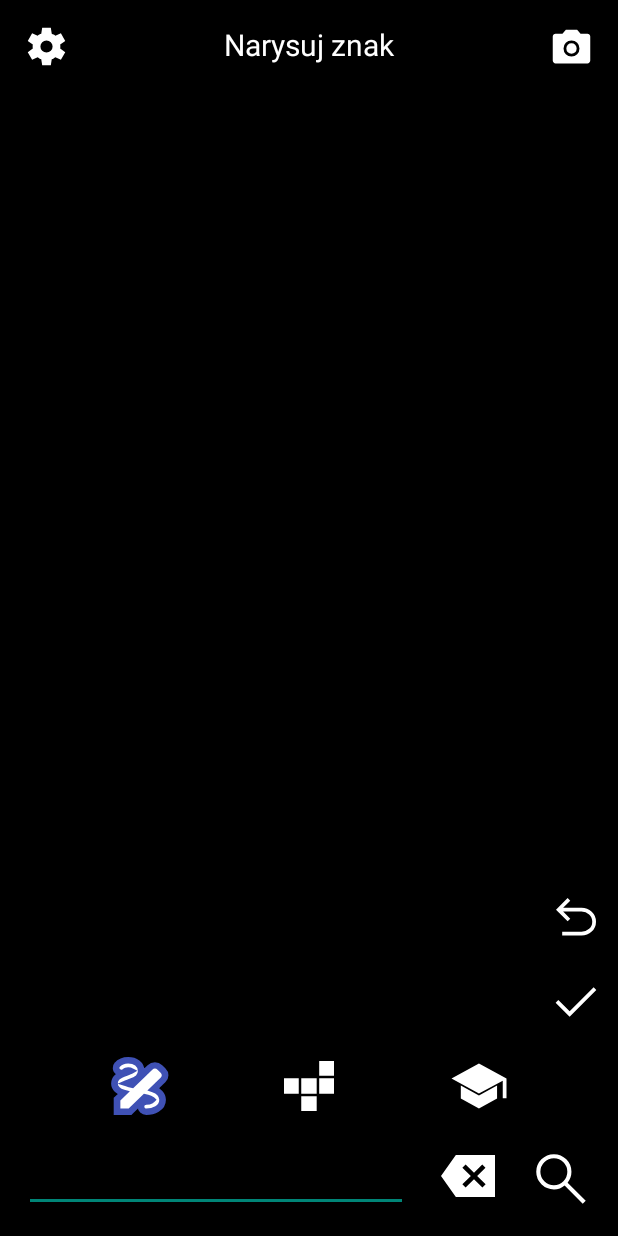
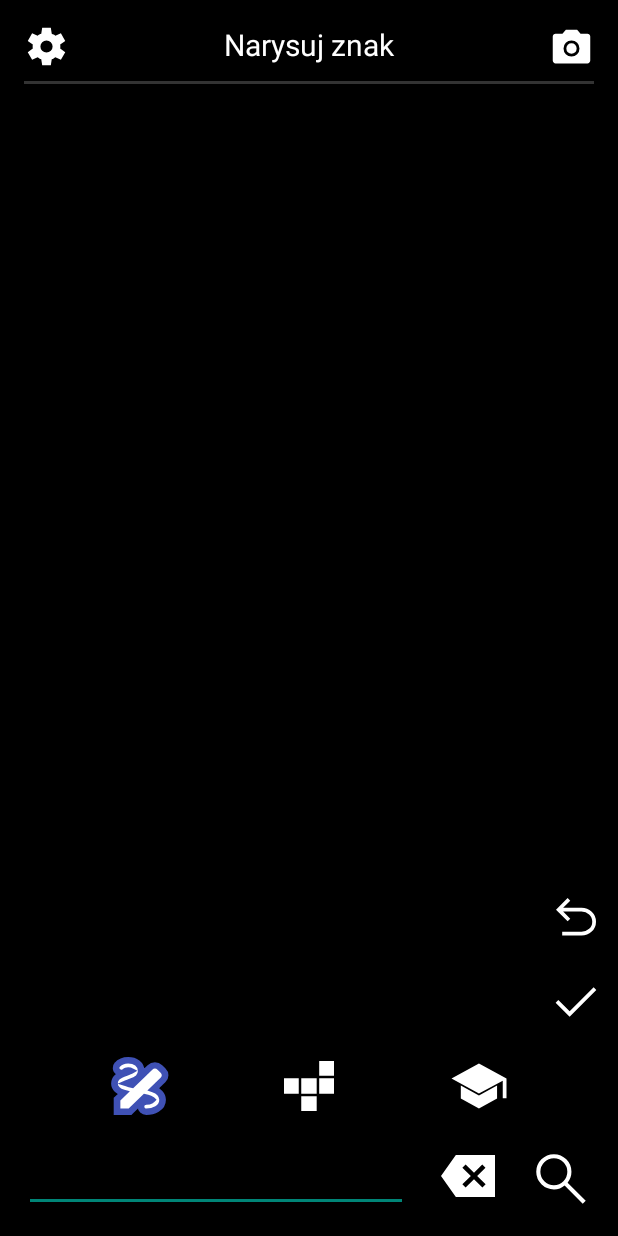
Before and after one commit to nestrockx/SignalyChinese, an Android app: the layout activity_main.xml on its own in the app's theme, with its tools: preview values and no code run, on a phone screen of 412 x 824 dp. Run offline under Robolectric (Android 15) with nearby library versions, the phone set to English and light mode, and no system bars.

Commit message:
adjusting theme

```diff
--- a/app/src/main/java/com/wegielek/signalychinese/views/DictionaryActivity.java
+++ b/app/src/main/java/com/wegielek/signalychinese/views/DictionaryActivity.java
@@ -31,6 +31,7 @@ public class DictionaryActivity extends AppCompatActivity {
 
         Toolbar myToolbar = findViewById(R.id.toolbar);
         setSupportActionBar(myToolbar);
+        myToolbar.setTitleTextColor(getColor(R.color.white));
         getSupportActionBar().setDisplayHomeAsUpEnabled(true);
         getSupportActionBar().setDisplayShowHomeEnabled(true);
 
@@ -75,7 +76,7 @@ public class DictionaryActivity extends AppCompatActivity {
     public boolean onOptionsItemSelected(MenuItem item) {
         switch (item.getItemId()) {
             case android.R.id.home:
-                onBackPressed();
+                finish();
                 return true;
         }
 
--- a/app/src/main/res/layout/activity_dictionary.xml
+++ b/app/src/main/res/layout/activity_dictionary.xml
@@ -10,11 +10,11 @@
 
   <androidx.appcompat.widget.Toolbar
       android:id="@+id/toolbar"
-      android:layout_width="409dp"
+      android:layout_width="0dp"
       android:layout_height="wrap_content"
       android:background="@color/black"
       android:minHeight="?attr/actionBarSize"
-      android:theme="?attr/actionBarTheme"
+      android:theme="@style/Theme.SignalyChinese"
       app:layout_constraintEnd_toEndOf="parent"
       app:layout_constraintStart_toStartOf="parent"
       app:layout_constraintTop_toTopOf="parent" />
--- a/app/src/main/res/layout/activity_main.xml
+++ b/app/src/main/res/layout/activity_main.xml
@@ -218,6 +218,18 @@
             app:layout_constraintTop_toBottomOf="@+id/settingsBtn"
             app:layout_constraintVertical_bias="0.0" />
 
+        <View
+            android:id="@+id/divider"
+            android:layout_width="0dp"
+            android:layout_height="2dp"
+            android:layout_marginStart="16dp"
+            android:layout_marginTop="8dp"
+            android:layout_marginEnd="16dp"
+            android:background="@color/grey"
+            app:layout_constraintEnd_toEndOf="parent"
+            app:layout_constraintStart_toStartOf="parent"
+            app:layout_constraintTop_toBottomOf="@+id/settingsBtn" />
+
     </androidx.constraintlayout.widget.ConstraintLayout>
 
 </layout>
--- a/app/src/main/res/values-night/themes.xml
+++ b/app/src/main/res/values-night/themes.xml
@@ -12,5 +12,8 @@
         <!-- Status bar color. -->
         <item name="android:statusBarColor">?attr/colorPrimaryVariant</item>
         <!-- Customize your theme here. -->
+        <item name="colorControlNormal">@color/white</item>
+
     </style>
+
 </resources>
--- a/app/src/main/res/values/colors.xml
+++ b/app/src/main/res/values/colors.xml
@@ -7,6 +7,8 @@
     <color name="teal_700">#FF018786</color>
     <color name="black">#FF000000</color>
 
+    <color name="grey">#333333</color>
+
     <color name="white">#FFFFFFFF</color>
     <color name="writing_background">#131717</color>
     <color name="mistake">#FFB60000</color>
--- a/app/src/main/res/values/themes.xml
+++ b/app/src/main/res/values/themes.xml
@@ -12,5 +12,9 @@
         <!-- Status bar color. -->
         <item name="android:statusBarColor">?attr/colorPrimaryVariant</item>
         <!-- Customize your theme here. -->
+        <item name="colorControlNormal">@color/white</item>
+
     </style>
+
+
 </resources>
```
Also changed, not shown: app/src/main/java/com/wegielek/signalychinese/viewmodels/MainViewModel.java (+22 -0 lines), app/src/main/java/com/wegielek/signalychinese/views/MainActivity.java (+50 -41 lines).
